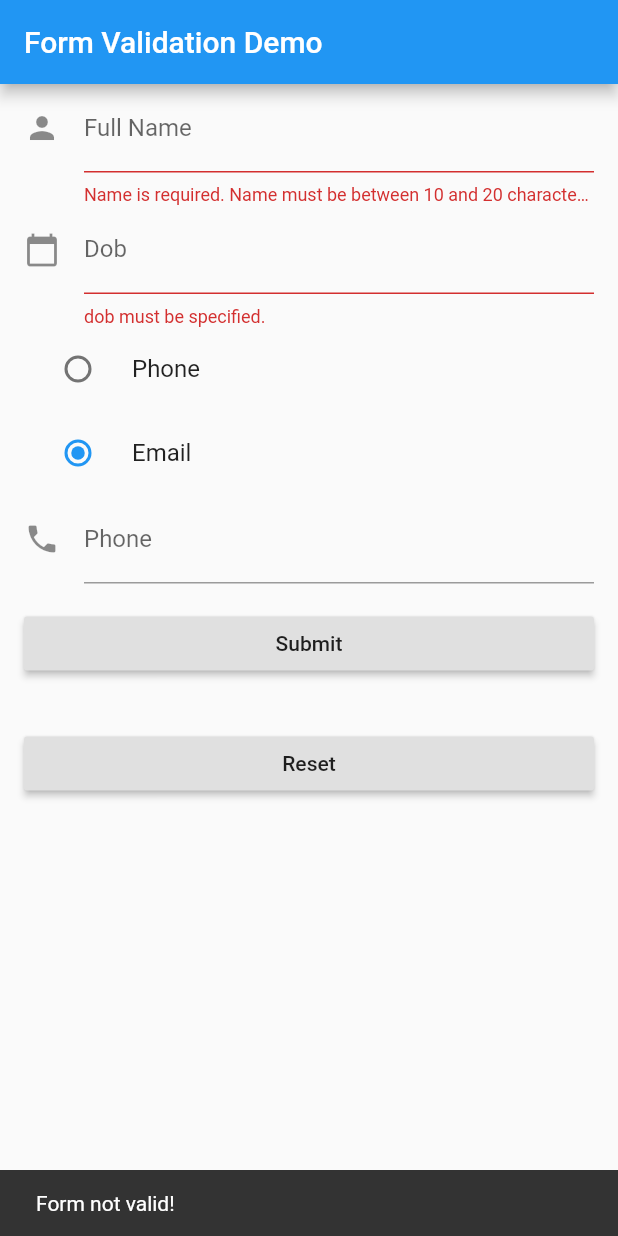
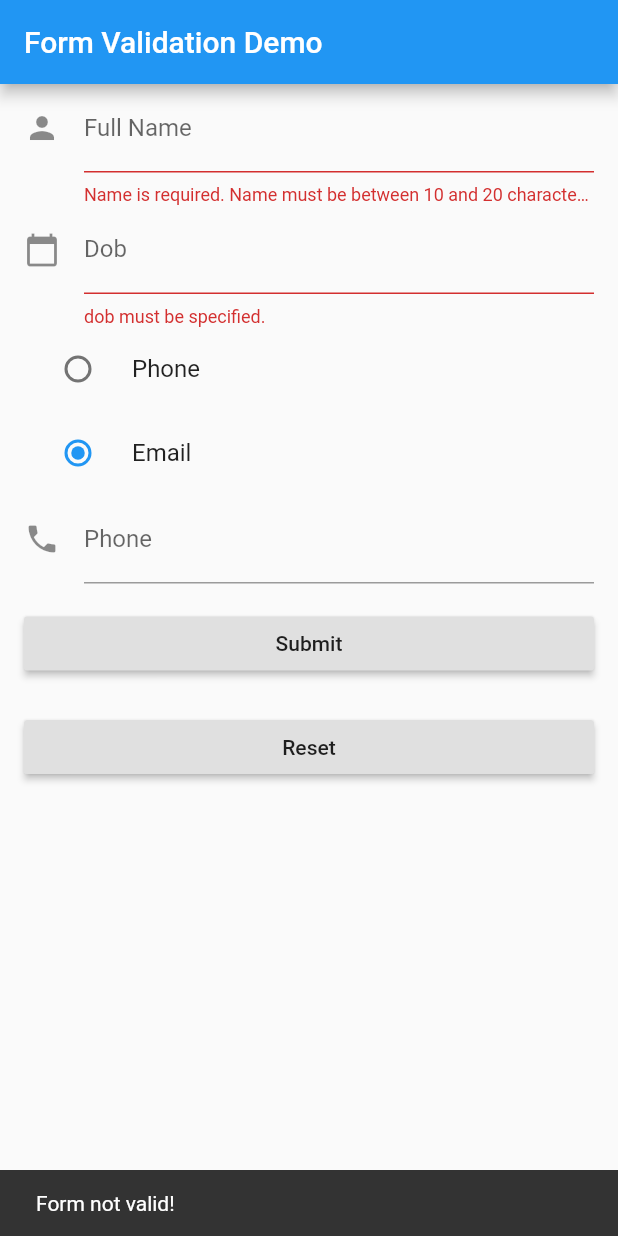
Before and after one commit to jebright/flutter_validate, a Flutter app: the screen it shows after launch, after a tap on "Submit", on a phone screen of 412 x 824 dp. Run offline on Flutter 3.47's test engine with Material 2 defaults, Android fonts, the phone set to English and light mode, and no system bars.

Commit message:
minor cleanup on example

```diff
--- a/lib/example/lib/main.dart
+++ b/lib/example/lib/main.dart
@@ -1,6 +1,5 @@
 import 'package:flutter/material.dart';
 import 'package:flutter_validate/example/lib/contact.dart';
-import 'package:flutter_validate/flutter_validate.dart';
 
 void main() => runApp(MyApp());
 
@@ -29,12 +28,10 @@ class MyCustomForm extends StatefulWidget {
   }
 }
 
-// Create a corresponding State class. This class will hold the data related to
-// the form.
+// Create a corresponding State class. This class will hold the data related to the form.
 class MyCustomFormState extends State<MyCustomForm> {
   final _formKey = GlobalKey<FormState>();
-  //final _contactPreferenceKey = GlobalKey<FormFieldState>();
-  //final RuleEngine _engine = new RuleEngine();
+
   final Contact contact = new Contact();
   ContactValidator myContactValidator;
 
@@ -52,22 +49,7 @@ class MyCustomFormState extends State<MyCustomForm> {
     dobController.addListener(() => contact.dob = DateTime.tryParse(dobController.text));
     phoneController.addListener(() => contact.phone = phoneController.text);
 
-    //WULO: you thought you could set the errortext property.  Not so.  The InputDecoration ctor is declared as const.
-    //remember how flutter works, components are recreated in the build method and most properties are passed into ctors as final
-
-    // _engine.ruleFor("fullName")
-    //   ..notEmpty()
-    //   ..withMessage('Name is required.')
-    //   ..length(10, 20)
-    //   ..withMessage('Name must be between 10 and 20 characters.');
-    // _engine.ruleFor("dob")..notEmpty();
-    // _engine.ruleFor("phone")
-    //   ..notEmpty()
-    //   ..when((v) => contactPreferenceIsPhoneNumber(v));
-
-    //------v2---------
-    //the advantage of passing in a function is that I have real-time access to the value I am validating.
-
+    //
     myContactValidator = new ContactValidator(contact);
     myContactValidator.ruleFor("name", () => contact.name)
       ..notEmpty()
@@ -87,13 +69,6 @@ class MyCustomFormState extends State<MyCustomForm> {
         (value) => myContactValidator.validateRuleFor("phone").errorText;
   }
 
-  // String getErrorTextForName() {
-  //   print('getting error text for name');
-  //   String e =_engine.validateRuleFor("fullName", nameController.text).errorText;
-  //   print("Error was: " + e);
-  //   return e;
-  // }
-
   @override
   Widget build(BuildContext context) {
     // Build a Form widget using the _formKey we created above
@@ -101,7 +76,6 @@ class MyCustomFormState extends State<MyCustomForm> {
       key: _formKey,
       autovalidate: true,
       child: new ListView(
-        //crossAxisAlignment: CrossAxisAlignment.start,
         padding: const EdgeInsets.symmetric(horizontal: 16.0),
         children: <Widget>[
           TextFormField(
@@ -161,12 +135,9 @@ class MyCustomFormState extends State<MyCustomForm> {
             padding: const EdgeInsets.symmetric(vertical: 16.0),
             child: RaisedButton(
               onPressed: () {
-                // Validate will return true if the form is valid, or false if
-                // the form is invalid.
                 if (_formKey.currentState.validate()) {
-                  // If the form is valid, we want to show a Snackbar
                   Scaffold.of(context)
-                      .showSnackBar(SnackBar(content: Text('Processing Data')));
+                      .showSnackBar(SnackBar(content: Text('Good news! All data in form is valid!')));
                 }
                 else {
                   Scaffold.of(context)
@@ -177,7 +148,7 @@ class MyCustomFormState extends State<MyCustomForm> {
             ),
           ),
           Padding(
-            padding: const EdgeInsets.symmetric(vertical: 16.0),
+            padding: const EdgeInsets.symmetric(vertical: 5.0),
             child: RaisedButton(
               onPressed: () {
                 _formKey.currentState.reset();
```
